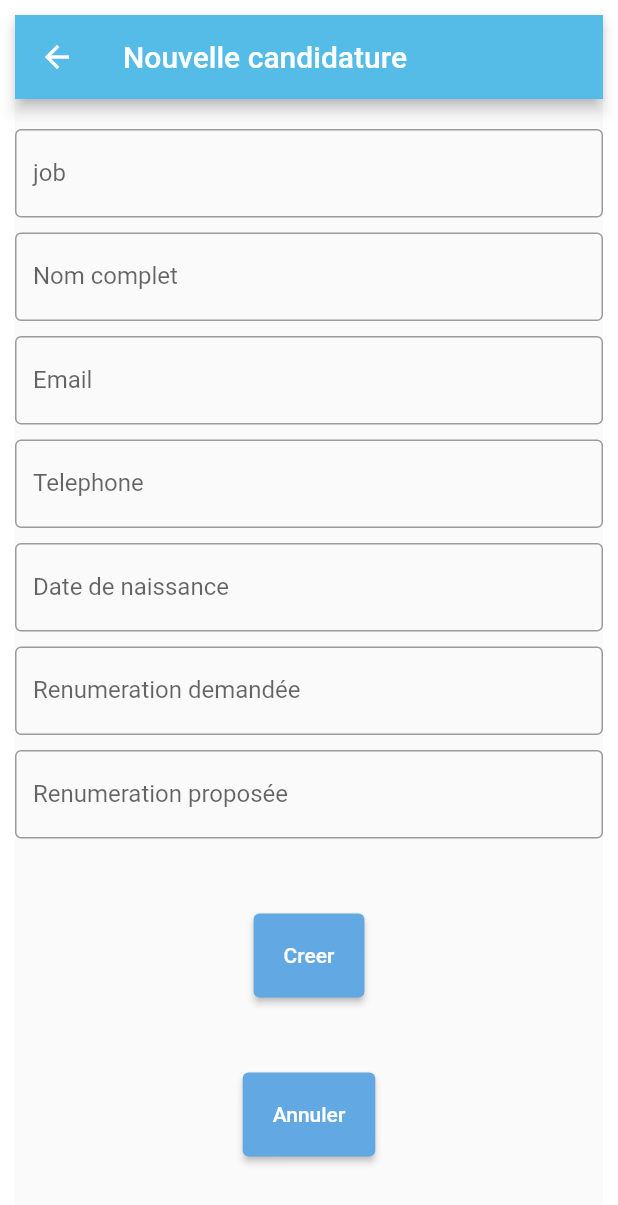
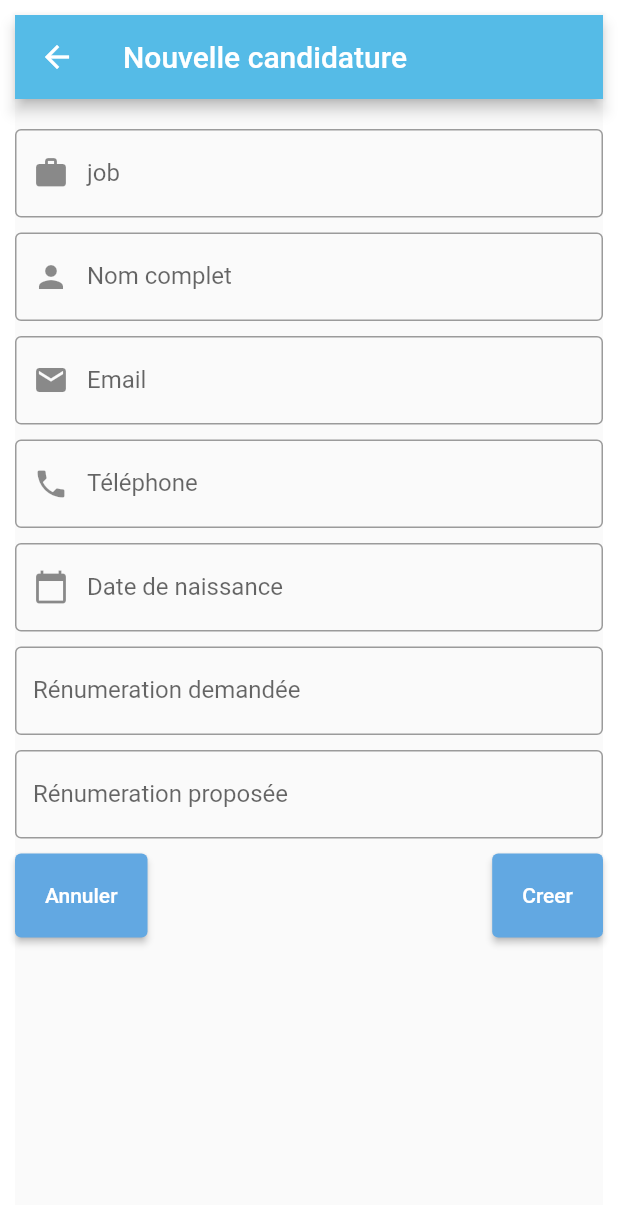
Before and after one commit to DabaSD/Projet_Flutter, a Flutter app: the MyLinks screen opened directly, after a tap on "Nouvelles candidatures", on a phone screen of 412 x 824 dp. Shown: the top 1205 px of the screen. Run offline on Flutter 3.47's test engine with Material 2 defaults, Android fonts, the light colour scheme and no system bars; our stand-ins replace flutter_slidable.

Commit message:
mis à jour

```diff
--- a/lib/Modules.dart
+++ b/lib/Modules.dart
@@ -114,13 +114,18 @@ class _MyModuleState extends State<MyModules> {
                             children: [
                                 GestureDetector(
                                 onTap: () {
-                                  Navigator.push(context, MaterialPageRoute(builder: (context) => const MyLinks()));
-                                },),
-                                const Text("Recrutement",style: TextStyle(
+                                  Navigator.push(
+                                    context,
+                                    MaterialPageRoute(builder: (context) => const MyLinks())
+                                    );
+                                    },
+                                  child: const Text("Recrutement",style: TextStyle(
                                   fontSize: 22,
                                   color:Color.fromARGB(255, 66, 107, 140),
                                   fontWeight: FontWeight.bold,
                                 ),),
+                                ),
+
                                 const Divider(color: Colors.black,),
                                 const Text("Gestion et suivi des campagnes de recrutement",style: TextStyle(
                                   fontSize: 14,
--- a/lib/NouvelleCandidature.dart
+++ b/lib/NouvelleCandidature.dart
@@ -1,22 +1,19 @@
 import 'package:flutter/material.dart';
 
-void main() {
-  runApp(const MyCandidature());
-}
-
 class MyCandidature extends StatefulWidget {
-  const MyCandidature({Key? key}) : super(key: key);
+  const MyCandidature({Key? key, required bool debugShowCheckedModeBanner})
+      : super(key: key);
 
   @override
   State<MyCandidature> createState() => _MyCandidatureState();
 }
 
 class _MyCandidatureState extends State<MyCandidature> {
-  final _formKey = GlobalKey<FormState>;
+  //final _formKey = GlobalKey<FormState>;
   @override
   Widget build(BuildContext context) {
     return Container(
-      margin: EdgeInsets.all(10),
+      margin: const EdgeInsets.all(10),
       child: Scaffold(
         appBar: AppBar(
             title: const Text("Nouvelle candidature"),
@@ -30,53 +27,82 @@ class _MyCandidatureState extends State<MyCandidature> {
             const SizedBox(height: 20),
             const TextField(
               decoration: InputDecoration(
+                  prefixIcon: Icon(Icons.work),
                   labelText: 'job',
-                  hintText: 'indiquer votre job',
+                  hintText: 'Indiquer votre job',
                   border: OutlineInputBorder()),
             ),
             const SizedBox(height: 10),
             const TextField(
               decoration: InputDecoration(
+                  prefixIcon: Icon(Icons.person),
                   labelText: 'Nom complet',
-                  hintText: 'entrer votre nom ',
+                  hintText: 'Entrer votre nom ',
                   border: OutlineInputBorder()),
             ),
             const SizedBox(height: 10),
             const TextField(
               decoration: InputDecoration(
+                  prefixIcon: Icon(Icons.email),
                   labelText: 'Email',
-                  hintText: 'indiquer votre Email',
+                  hintText: 'Indiquer votre Email',
                   border: OutlineInputBorder()),
             ),
             const SizedBox(height: 10),
             const TextField(
               decoration: InputDecoration(
-                  labelText: 'Telephone',
-                  hintText: 'indiquer votre numero Telephone',
+                  prefixIcon: Icon(Icons.phone),
+                  labelText: 'Téléphone',
+                  hintText: 'Indiquer votre numero téléphone',
                   border: OutlineInputBorder()),
             ),
             const SizedBox(height: 10),
             const TextField(
               decoration: InputDecoration(
+                  prefixIcon: Icon(Icons.calendar_today),
                   labelText: 'Date de naissance',
-                  hintText: 'indiquer votre date de naissance',
+                  hintText: 'Indiquer votre date de naissance',
                   border: OutlineInputBorder()),
             ),
             const SizedBox(height: 10),
             const TextField(
               decoration: InputDecoration(
-                  labelText: 'Renumeration demandée',
+                  // prefixIcon: Icon(Icons.monetization_on),
+                  labelText: 'Rénumeration demandée',
                   // hintText: 'indiquer votre date de naissance',
                   border: OutlineInputBorder()),
             ),
             const SizedBox(height: 10),
             const TextField(
               decoration: InputDecoration(
-                  labelText: 'Renumeration proposée',
+                  // prefixIcon: Icon(Icons.attach_money_rounded),
+                  labelText: 'Rénumeration proposée',
                   // hintText: 'indiquer votre date de naissance',
                   border: OutlineInputBorder()),
             ),
-            Container(
+            const SizedBox(height: 10),
+            Row(
+              mainAxisAlignment: MainAxisAlignment.spaceBetween,
+              children: [
+                ElevatedButton(
+                  style: const ButtonStyle(
+                      padding: MaterialStatePropertyAll(EdgeInsets.all(20)),
+                      backgroundColor: MaterialStatePropertyAll(
+                          Color.fromARGB(255, 98, 168, 226))),
+                  onPressed: () {},
+                  child: Text('Annuler'),
+                ),
+                ElevatedButton(
+                  style: const ButtonStyle(
+                      padding: MaterialStatePropertyAll(EdgeInsets.all(20)),
+                      backgroundColor: MaterialStatePropertyAll(
+                          Color.fromARGB(255, 98, 168, 226))),
+                  onPressed: () {},
+                  child: const Text('Creer'),
+                ),
+              ],
+            )
+            /* Container(
               padding:
                   const EdgeInsets.symmetric(vertical: 50.0, horizontal: 30.0),
               child: ElevatedButton(
@@ -85,7 +111,9 @@ class _MyCandidatureState extends State<MyCandidature> {
                     backgroundColor: MaterialStatePropertyAll(
                         Color.fromARGB(255, 98, 168, 226))),
                 onPressed: () {},
-                child: const Text("Creer"),
+                child:
+                const Text("Creer"),
+
               ),
             ),
             Container(
@@ -98,6 +126,7 @@ class _MyCandidatureState extends State<MyCandidature> {
                 child: const Text("Annuler"),
               ),
             ),
+            */
           ],
         )),
       ),
--- a/lib/liste.dart
+++ b/lib/liste.dart
@@ -93,7 +93,7 @@ backgroundColor:Colors.white,
                 onPressed: () {
                   Navigator.push(
                   context,
-                  MaterialPageRoute(builder: (context) => const MyCandidature()),
+                  MaterialPageRoute(builder: (context) => const MyCandidature(debugShowCheckedModeBanner: false,)),
             );
                 },
                 style: ElevatedButton.styleFrom(
--- a/lib/widgets/form_widget.dart
+++ b/lib/widgets/form_widget.dart
@@ -16,7 +16,7 @@ class _FormWidgetState extends State<FormWidget> {
           16,
         ),
       ),
-      title: const Text('Nouveau Candidature'),
+      title: const Text('Candidatures'),
       content: SingleChildScrollView(
         physics: const BouncingScrollPhysics(),
         padding: const EdgeInsets.symmetric(horizontal: 16.0, vertical: 24),
```
